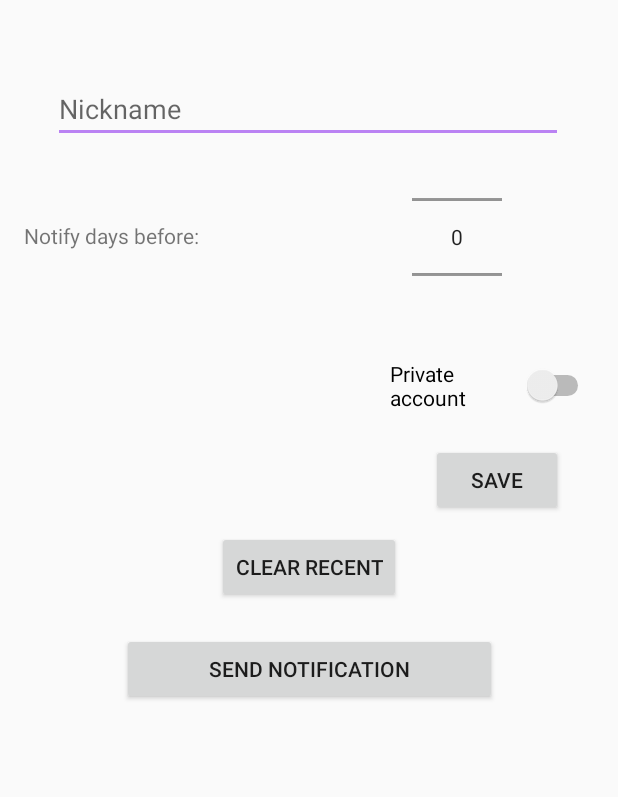
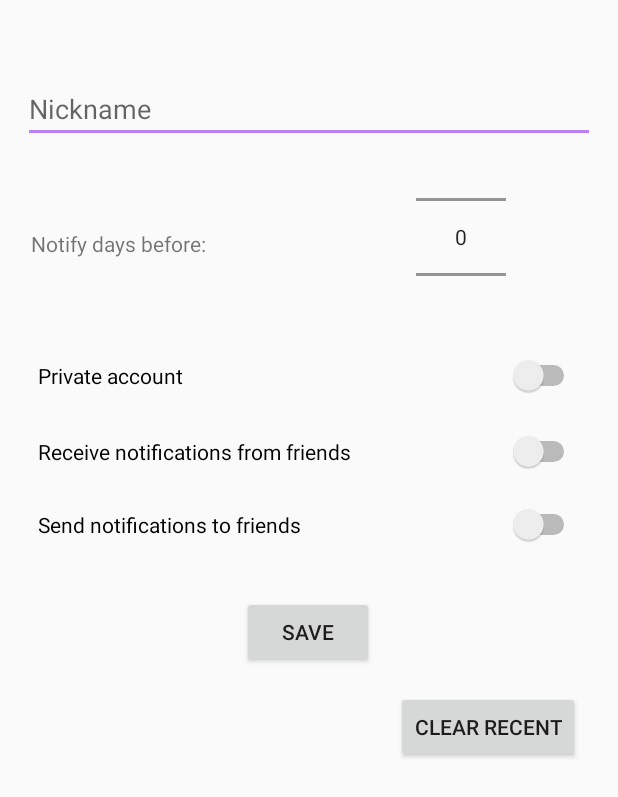
Before and after one commit to Kothy/TvAndMovieDetective2, an Android app: the layout settings.xml on its own in the app's theme, with its tools: preview values and no code run, on a phone screen of 412 x 824 dp. Shown: the top 797 px of the screen. Run offline under Robolectric (Android 15) with nearby library versions, the phone set to English and light mode, and no system bars.

Commit message:
pridanie nastaveni a posielania notif

```diff
--- a/app/src/main/java/com/example/klaud/tvandmoviedetective/Adapters/FriendsAdapter.java
+++ b/app/src/main/java/com/example/klaud/tvandmoviedetective/Adapters/FriendsAdapter.java
@@ -64,7 +64,9 @@ public class FriendsAdapter extends RecyclerView.Adapter<FriendsAdapter.ViewHold
             childUpdates.put(items.get(position).email, items.get(position).nickname);
             dbRef.updateChildren(childUpdates);
 
-            //MainActivity.subscribe(items.get(position).email);
+
+
+            MainActivity.subscribe(items.get(position).email);
 
         });
         holder.parentLayout.setOnClickListener(click -> {
--- a/app/src/main/java/com/example/klaud/tvandmoviedetective/Fragments/Facebook.java
+++ b/app/src/main/java/com/example/klaud/tvandmoviedetective/Fragments/Facebook.java
@@ -90,7 +90,11 @@ public class Facebook extends Fragment {
                             childUpdates.put("private", "false");
                             childUpdates.put("nickname", "");
                             childUpdates.put("friends", "");
+                            childUpdates.put("send_notif", "true");
+                            childUpdates.put("receive_notif", "true");
+                            childUpdates.put("days_before", "2");
                             dbRef.updateChildren(childUpdates);
+
                             mAuth = FirebaseAuth.getInstance();
 
                         } else {
--- a/app/src/main/java/com/example/klaud/tvandmoviedetective/SeriesReceiver.java
+++ b/app/src/main/java/com/example/klaud/tvandmoviedetective/SeriesReceiver.java
@@ -3,8 +3,6 @@ package com.example.klaud.tvandmoviedetective;
 import android.content.BroadcastReceiver;
 import android.content.Context;
 import android.content.Intent;
-import android.support.design.widget.Snackbar;
-import android.util.Log;
 import android.widget.Toast;
 
 public class SeriesReceiver  extends BroadcastReceiver {
@@ -12,6 +10,7 @@ public class SeriesReceiver  extends BroadcastReceiver {
     public void onReceive(Context context, Intent intent) {
 
         //Snackbar.make(MainActivity.mainLay, "Idem zobrazit: " + intent.getStringExtra("title"), Snackbar.LENGTH_SHORT).show();
+
         MainActivity.editor.putString("openFrag", "series");
         MainActivity.editor.putString("openFragTitle",intent.getStringExtra("title"));
         MainActivity.editor.putString("openFragId", intent.getStringExtra("id"));
--- a/app/src/main/res/layout/series_detail.xml
+++ b/app/src/main/res/layout/series_detail.xml
@@ -312,7 +312,7 @@
                 app:layout_constraintTop_toBottomOf="@+id/series_season_count_tv" />
 
             <TextView
-                android:id="@+id/textView22"
+                android:id="@+id/network_title_tv"
                 android:layout_width="110dp"
                 android:layout_height="30dp"
                 android:layout_marginStart="8dp"
@@ -337,7 +337,7 @@
                 android:text="In production"
                 android:textColor="@color/white"
                 app:layout_constraintStart_toStartOf="parent"
-                app:layout_constraintTop_toBottomOf="@+id/textView22" />
+                app:layout_constraintTop_toBottomOf="@+id/network_title_tv" />
 
             <TextView
                 android:id="@+id/series_network_tv"
@@ -351,7 +351,7 @@
                 android:padding="4dp"
                 android:textColor="@color/white"
                 app:layout_constraintEnd_toEndOf="parent"
-                app:layout_constraintStart_toEndOf="@+id/textView22"
+                app:layout_constraintStart_toEndOf="@+id/network_title_tv"
                 app:layout_constraintTop_toBottomOf="@+id/series_episodes_count_tv" />
 
             <TextView
--- a/app/src/main/res/layout/settings.xml
+++ b/app/src/main/res/layout/settings.xml
@@ -8,11 +8,11 @@
 
     <EditText
         android:id="@+id/editText"
-        android:layout_width="340dp"
+        android:layout_width="0dp"
         android:layout_height="wrap_content"
-        android:layout_marginStart="8dp"
+        android:layout_marginStart="15dp"
         android:layout_marginTop="50dp"
-        android:layout_marginEnd="8dp"
+        android:layout_marginEnd="15dp"
         android:ems="10"
         android:hint="Nickname"
         android:inputType="textPersonName"
@@ -26,24 +26,25 @@
         android:layout_width="wrap_content"
         android:layout_height="wrap_content"
         android:layout_marginStart="8dp"
-        android:layout_marginTop="8dp"
+        android:layout_marginTop="28dp"
         android:layout_marginEnd="8dp"
         android:text="Save"
         app:layout_constraintEnd_toEndOf="parent"
-        app:layout_constraintHorizontal_bias="0.908"
+        app:layout_constraintHorizontal_bias="0.498"
         app:layout_constraintStart_toStartOf="parent"
-        app:layout_constraintTop_toBottomOf="@+id/switch1" />
+        app:layout_constraintTop_toBottomOf="@+id/send_notif_switch" />
 
     <Switch
-        android:id="@+id/switch1"
-        android:layout_width="136dp"
-        android:layout_height="62dp"
-        android:layout_marginStart="8dp"
-        android:layout_marginTop="15dp"
-        android:layout_marginEnd="8dp"
+        android:id="@+id/private_acc_switch"
+        android:layout_width="0dp"
+        android:layout_height="wrap_content"
+        android:layout_marginStart="15dp"
+        android:layout_marginTop="20dp"
+        android:layout_marginEnd="15dp"
+        android:hapticFeedbackEnabled="true"
+        android:padding="10dp"
         android:text="Private account"
         app:layout_constraintEnd_toEndOf="parent"
-        app:layout_constraintHorizontal_bias="0.969"
         app:layout_constraintStart_toStartOf="parent"
         app:layout_constraintTop_toBottomOf="@+id/numberPicker" />
 
@@ -52,10 +53,11 @@
         android:layout_width="wrap_content"
         android:layout_height="wrap_content"
         android:layout_marginStart="8dp"
-        android:layout_marginTop="10dp"
+        android:layout_marginTop="15dp"
         android:layout_marginEnd="8dp"
         android:text="CLEAR RECENT"
         app:layout_constraintEnd_toEndOf="parent"
+        app:layout_constraintHorizontal_bias="0.937"
         app:layout_constraintStart_toStartOf="parent"
         app:layout_constraintTop_toBottomOf="@+id/button9" />
 
@@ -75,21 +77,41 @@
         android:id="@+id/textView19"
         android:layout_width="wrap_content"
         android:layout_height="wrap_content"
-        android:layout_marginStart="16dp"
+        android:layout_marginStart="15dp"
         android:layout_marginTop="52dp"
+        android:padding="5dp"
         android:text="Notify days before: "
         app:layout_constraintStart_toStartOf="parent"
         app:layout_constraintTop_toBottomOf="@+id/editText" />
 
-    <Button
-        android:id="@+id/send_notif_button"
-        android:layout_width="250dp"
-        android:layout_height="wrap_content"
-        android:layout_marginStart="8dp"
-        android:layout_marginTop="20dp"
-        android:layout_marginEnd="8dp"
-        android:text="Send Notification"
+    <Switch
+        android:id="@+id/receive_not_switch"
+        android:layout_width="0dp"
+        android:layout_height="42dp"
+        android:layout_marginStart="15dp"
+        android:layout_marginTop="10dp"
+        android:layout_marginEnd="15dp"
+        android:fadeScrollbars="false"
+        android:hapticFeedbackEnabled="true"
+        android:padding="10dp"
+        android:text="Receive notifications from friends"
         app:layout_constraintEnd_toEndOf="parent"
         app:layout_constraintStart_toStartOf="parent"
-        app:layout_constraintTop_toBottomOf="@+id/clear_recent_button" />
+        app:layout_constraintTop_toBottomOf="@+id/private_acc_switch" />
+
+    <Switch
+        android:id="@+id/send_notif_switch"
+        android:layout_width="0dp"
+        android:layout_height="wrap_content"
+        android:layout_marginStart="15dp"
+        android:layout_marginTop="8dp"
+        android:layout_marginEnd="15dp"
+        android:hapticFeedbackEnabled="true"
+        android:padding="10dp"
+        android:text="Send notifications to friends"
+        android:textAllCaps="false"
+        app:layout_constraintEnd_toEndOf="parent"
+        app:layout_constraintStart_toStartOf="parent"
+        app:layout_constraintTop_toBottomOf="@+id/receive_not_switch" />
+
 </android.support.constraint.ConstraintLayout>
```
Also changed, not shown: app/src/main/java/com/example/klaud/tvandmoviedetective/Fragments/Episodes.java (+11 -1 lines), app/src/main/java/com/example/klaud/tvandmoviedetective/Fragments/MovieDetail.java (+11 -6 lines), app/src/main/java/com/example/klaud/tvandmoviedetective/Fragments/SeriesDetails.java (+19 -5 lines), app/src/main/java/com/example/klaud/tvandmoviedetective/Fragments/Settings.java (+30 -48 lines), app/src/main/java/com/example/klaud/tvandmoviedetective/MainActivity.java (+54 -20 lines), app/src/main/java/com/example/klaud/tvandmoviedetective/Service/BackService.java (+13 -17 lines), app/src/main/java/com/example/klaud/tvandmoviedetective/Service/MyFirebaseMessagingService.java (+6 -2 lines).
